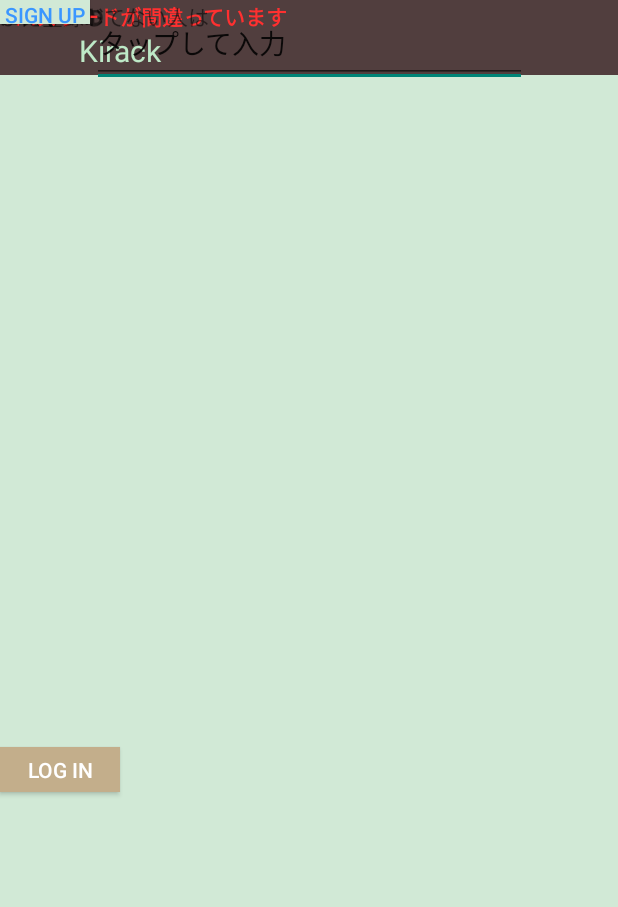
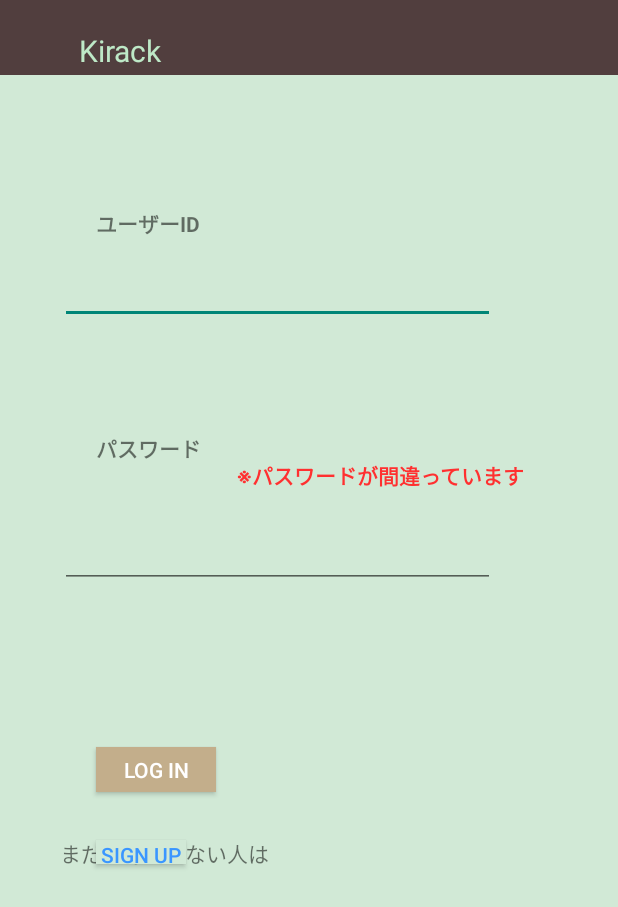
Before and after one commit to kminamiurawa24/KiracuChat, an Android app built with Jetpack Compose: the LogInActivity screen opened directly, with no data from a screen before it, on a phone screen of 412 x 824 dp. Shown: the top 907 px of the screen. Run offline under Robolectric (Android 15) with nearby library versions, the phone set to English and light mode, and no system bars.

Commit message:
ログイン画面のレイアウトの画面崩れを修正しました

```diff
--- a/03_MobileApp/app/src/main/res/layout/log_in.xml
+++ b/03_MobileApp/app/src/main/res/layout/log_in.xml
@@ -4,6 +4,7 @@
     android:layout_height="match_parent"
     xmlns:app="http://schemas.android.com/apk/res-auto"
     xmlns:tools="http://schemas.android.com/tools">
+
     <View
         android:id="@+id/view_top"
         android:layout_width="413dp"
@@ -20,7 +21,7 @@
         android:layout_height="wrap_content"
         android:background="#D1E9D6"
         app:layout_constraintEnd_toEndOf="parent"
-        app:layout_constraintHorizontal_bias="0.0"
+        app:layout_constraintHorizontal_bias="1.0"
         app:layout_constraintStart_toStartOf="parent"
         app:layout_constraintTop_toBottomOf="@+id/view_top" />
 
@@ -41,81 +42,113 @@
         android:id="@+id/editTextText"
         android:layout_width="290dp"
         android:layout_height="58dp"
+        android:layout_marginStart="40dp"
+        android:layout_marginBottom="563dp"
         android:ems="10"
         android:inputType="text"
-        android:text="タップして入力"
+        app:layout_constraintBottom_toBottomOf="@+id/view_ACTIVE"
         app:layout_constraintEnd_toEndOf="parent"
-        app:layout_constraintHorizontal_bias="0.504"
+        app:layout_constraintHorizontal_bias="0.0"
         app:layout_constraintStart_toStartOf="parent"
-        tools:layout_editor_absoluteY="169dp" />
+        app:layout_constraintTop_toBottomOf="@+id/user_id_text"
+        app:layout_constraintVertical_bias="0.0" />
 
     <EditText
         android:id="@+id/editTextTextPassword"
         android:layout_width="290dp"
         android:layout_height="55dp"
+        android:layout_marginStart="40dp"
         android:ems="10"
         android:inputType="textPassword"
+        app:layout_constraintBottom_toBottomOf="parent"
         app:layout_constraintEnd_toEndOf="parent"
-        app:layout_constraintHorizontal_bias="0.504"
+        app:layout_constraintHorizontal_bias="0.0"
         app:layout_constraintStart_toStartOf="parent"
-        tools:layout_editor_absoluteY="322dp" />
+        app:layout_constraintTop_toBottomOf="@+id/editTextText"
+        app:layout_constraintVertical_bias="0.218" />
 
     <Button
         android:id="@+id/user_log_in_btn"
         android:layout_width="80dp"
         android:layout_height="30dp"
+        android:layout_marginStart="64dp"
         android:layout_marginBottom="296dp"
         android:background="#C3AE8B"
         android:text="Log In"
         android:textColor="#FFFFFF"
         app:layout_constraintBottom_toBottomOf="parent"
-        tools:layout_editor_absoluteX="62dp" />
+        app:layout_constraintEnd_toEndOf="@+id/view_ACTIVE"
+        app:layout_constraintHorizontal_bias="0.0"
+        app:layout_constraintStart_toStartOf="parent"
+        app:layout_constraintTop_toBottomOf="@+id/editTextTextPassword"
+        app:layout_constraintVertical_bias="1.0" />
 
     <TextView
         android:id="@+id/user_id_text"
         android:layout_width="80dp"
         android:layout_height="20dp"
+        android:layout_marginStart="64dp"
+        android:layout_marginTop="88dp"
         android:text="ユーザーID"
         android:textStyle="bold"
-        tools:layout_editor_absoluteX="60dp"
-        tools:layout_editor_absoluteY="143dp" />
+        app:layout_constraintStart_toStartOf="parent"
+        app:layout_constraintTop_toBottomOf="@+id/view_top" />
 
     <TextView
         android:id="@+id/password_text"
         android:layout_width="80dp"
         android:layout_height="20dp"
+        android:layout_marginStart="64dp"
+        android:layout_marginTop="72dp"
         android:text="パスワード"
         android:textStyle="bold"
-        tools:layout_editor_absoluteX="62dp"
-        tools:layout_editor_absoluteY="300dp" />
+        app:layout_constraintStart_toStartOf="parent"
+        app:layout_constraintTop_toBottomOf="@+id/editTextText" />
 
     <TextView
         android:id="@+id/password_long_text"
-        android:layout_width="200dp"
+        android:layout_width="224dp"
         android:layout_height="20dp"
+        android:layout_marginTop="32dp"
+        android:layout_marginEnd="16dp"
         android:text="※パスワードが間違っています"
+        android:textColor="#FF3030"
         android:textStyle="bold"
-        android:textColor="#FF3030"
-        tools:layout_editor_absoluteX="142dp"
-        tools:layout_editor_absoluteY="300dp" />
+        app:layout_constraintBottom_toTopOf="@+id/editTextTextPassword"
+        app:layout_constraintEnd_toEndOf="parent"
+        app:layout_constraintStart_toEndOf="@+id/password_text"
+        app:layout_constraintTop_toBottomOf="@+id/editTextText"
+        app:layout_constraintVertical_bias="0.851" />
 
     <TextView
         android:id="@+id/touroku_text"
         android:layout_width="153dp"
         android:layout_height="20dp"
+        android:layout_marginStart="40dp"
+        android:layout_marginTop="36dp"
         android:text="まだ登録してない人は"
-        tools:layout_editor_absoluteX="62dp"
-        tools:layout_editor_absoluteY="489dp" />
+        app:layout_constraintBottom_toTopOf="@+id/button4"
+        app:layout_constraintEnd_toEndOf="parent"
+        app:layout_constraintHorizontal_bias="0.0"
+        app:layout_constraintStart_toStartOf="parent"
+        app:layout_constraintTop_toBottomOf="@+id/user_log_in_btn"
+        app:layout_constraintVertical_bias="0.237" />
 
     <Button
         android:id="@+id/button4"
         android:layout_width="60dp"
         android:layout_height="16dp"
+        android:layout_marginStart="64dp"
+        android:layout_marginTop="474dp"
+        android:background="#D1E9D6"
         android:text="Sign up"
         android:textColor="#3A96FF"
-        android:background="#D1E9D6"
-        tools:layout_editor_absoluteX="65dp"
-        tools:layout_editor_absoluteY="527dp" />
+        app:layout_constraintBottom_toBottomOf="parent"
+        app:layout_constraintEnd_toEndOf="parent"
+        app:layout_constraintHorizontal_bias="0.0"
+        app:layout_constraintStart_toStartOf="parent"
+        app:layout_constraintTop_toTopOf="@+id/view_ACTIVE"
+        app:layout_constraintVertical_bias="0.127" />
 
 
 </androidx.constraintlayout.widget.ConstraintLayout>
```
